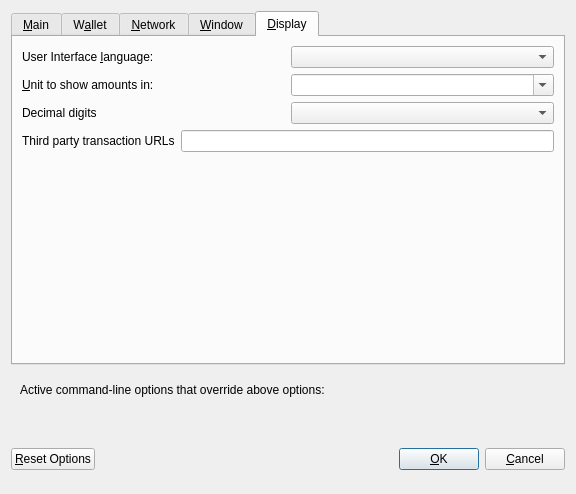
Ankh-Trust/credit-core, file src/qt/forms/optionsdialog.ui: the form before one commit.
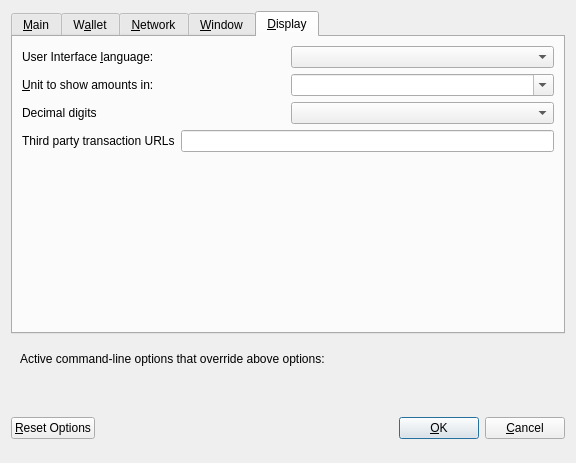
The form after the commit. Custom widgets are drawn as their Qt base class.

Commit message: Harmonize heights

```diff
--- a/src/qt/forms/optionsdialog.ui
+++ b/src/qt/forms/optionsdialog.ui
@@ -7,7 +7,7 @@
     <x>0</x>
     <y>0</y>
     <width>576</width>
-    <height>494</height>
+    <height>440</height>
    </rect>
   </property>
   <property name="windowTitle">
```
The commit also changes 1 other file.
